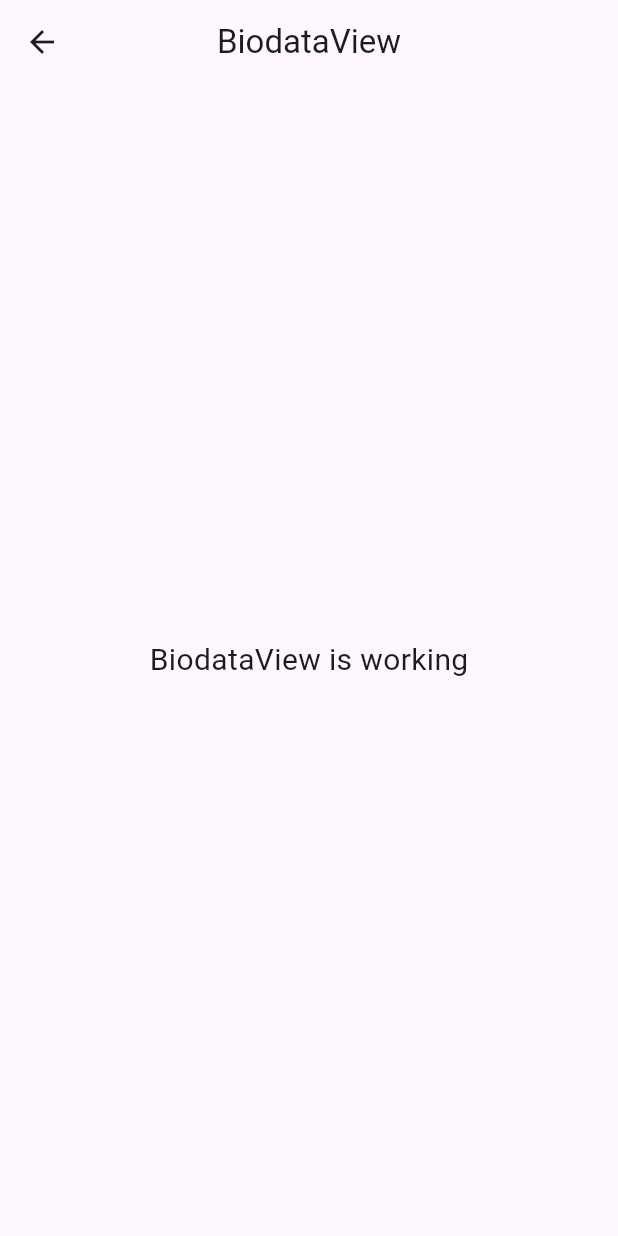
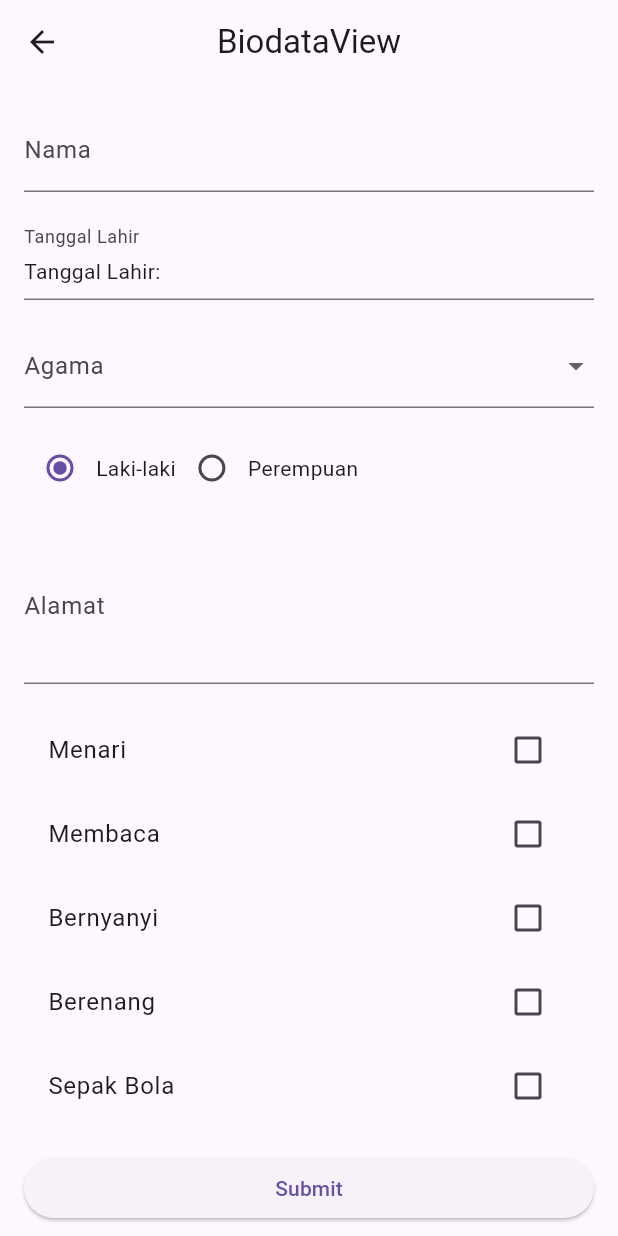
Before and after one commit to amaliarahma21/flutter-getX, a Flutter app: the BiodataView screen opened directly, on a phone screen of 412 x 824 dp. Run offline on Flutter 3.47's test engine with Material 3 defaults, Android fonts, the phone set to English and light mode, and no system bars; our stand-ins replace get.

Commit message:
add biodata

```diff
--- a/lib/app/modules/biodata/controllers/biodata_controller.dart
+++ b/lib/app/modules/biodata/controllers/biodata_controller.dart
@@ -1,23 +1,52 @@
+import 'package:flutter/material.dart';
 import 'package:get/get.dart';
+import 'package:intl/intl.dart';
 
 class BiodataController extends GetxController {
-  //TODO: Implement BiodataController
+  var nama = ''.obs;
+  var tanggalLahir = ''.obs;
+  var agama = ''.obs;
+  var jenisKelamin = 'Laki-laki'.obs;
+  var alamat = ''.obs;
+  final List<String> hobiList = [
+    'Menari',
+    'Membaca',
+    'Bernyanyi',
+    'Berenang',
+    'Sepak Bola'
+  ];
 
-  final count = 0.obs;
-  @override
-  void onInit() {
-    super.onInit();
+  var hobi = <String>[].obs;
+
+  List<String> getHobiList() => hobiList;
+
+  var isFormSubmitted = false.obs;
+  var selectedDate = ''.obs;
+  Future<void> selectDate(BuildContext context) async {
+    final DateTime? picked = await showDatePicker(
+      context: context,
+      initialDate: DateTime.now(),
+      firstDate: DateTime(1900),
+      lastDate: DateTime.now(),
+    );
+
+    if (picked != null) {
+      final formattedDate = DateFormat('yyyy-MM-dd').format(picked);
+      selectedDate.value = formattedDate;
+    }
   }
 
-  @override
-  void onReady() {
-    super.onReady();
+  void toggleHobi(String hobiValue) {
+    if (hobi.contains(hobiValue)) {
+      hobi.remove(hobiValue);
+    } else {
+      hobi.add(hobiValue);
+    }
   }
 
-  @override
-  void onClose() {
-    super.onClose();
+  void submitForm() {
+    print(
+        'Data formulir: $nama, $tanggalLahir, $agama, $jenisKelamin, $alamat, ${hobi.value}');
+    isFormSubmitted.value = true;
   }
-
-  void increment() => count.value++;
 }
--- a/lib/app/modules/biodata/views/biodata_view.dart
+++ b/lib/app/modules/biodata/views/biodata_view.dart
@@ -3,9 +3,13 @@ import 'package:flutter/material.dart';
 import 'package:get/get.dart';
 
 import '../controllers/biodata_controller.dart';
+import 'package:intl/intl.dart';
 
-class BiodataView extends GetView<BiodataController> {
-  const BiodataView({Key? key}) : super(key: key);
+class BiodataView extends StatelessWidget {
+  BiodataView({Key? key}) : super(key: key);
+
+  final BiodataController biodataController = BiodataController();
+
   @override
   Widget build(BuildContext context) {
     return Scaffold(
@@ -13,10 +17,104 @@ class BiodataView extends GetView<BiodataController> {
         title: const Text('BiodataView'),
         centerTitle: true,
       ),
-      body: const Center(
-        child: Text(
-          'BiodataView is working',
-          style: TextStyle(fontSize: 20),
+      body: SingleChildScrollView(
+        child: Padding(
+          padding: EdgeInsets.all(16.0),
+          child: Column(
+            crossAxisAlignment: CrossAxisAlignment.stretch,
+            children: [
+              Form(
+                child: Column(
+                  crossAxisAlignment: CrossAxisAlignment.stretch,
+                  children: [
+                    TextFormField(
+                      decoration: InputDecoration(labelText: 'Nama'),
+                      onChanged: (value) =>
+                          biodataController.nama.value = value,
+                    ),
+                    SizedBox(height: 16.0),
+                    InkWell(
+                      onTap: () => biodataController.selectDate(context),
+                      child: InputDecorator(
+                        decoration: InputDecoration(
+                          labelText: 'Tanggal Lahir',
+                          hintText: 'Pilih Tanggal',
+                        ),
+                        child: Row(
+                          mainAxisAlignment: MainAxisAlignment.spaceBetween,
+                          children: [
+                            Text('Tanggal Lahir:'),
+                            Obx(() =>
+                                Text(biodataController.selectedDate.value)),
+                          ],
+                        ),
+                      ),
+                    ),
+                    SizedBox(height: 16.0),
+                    DropdownButtonFormField(
+                      items: ['Islam', 'Kristen', 'Hindu', 'Buddha', 'Lainnya']
+                          .map((agama) => DropdownMenuItem(
+                              value: agama, child: Text(agama)))
+                          .toList(),
+                      onChanged: (value) =>
+                          biodataController.agama.value = value.toString(),
+                      decoration: InputDecoration(labelText: 'Agama'),
+                    ),
+                    SizedBox(height: 16.0),
+                    Row(
+                      children: [
+                        Obx(() => Radio(
+                              value: 'Laki-laki',
+                              groupValue: biodataController.jenisKelamin.value,
+                              onChanged: (value) =>
+                                  biodataController.jenisKelamin.value = value!,
+                            )),
+                        Text('Laki-laki'),
+                        Obx(() => Radio(
+                              value: 'Perempuan',
+                              groupValue: biodataController.jenisKelamin.value,
+                              onChanged: (value) =>
+                                  biodataController.jenisKelamin.value = value!,
+                            )),
+                        Text('Perempuan'),
+                      ],
+                    ),
+                    SizedBox(height: 16.0),
+                    TextFormField(
+                      maxLines: 3,
+                      decoration: InputDecoration(labelText: 'Alamat'),
+                      onChanged: (value) =>
+                          biodataController.alamat.value = value,
+                    ),
+                    SizedBox(height: 16.0),
+                    for (String hobi in biodataController.getHobiList())
+                      Obx(() => CheckboxListTile(
+                            title: Text(hobi),
+                            value: biodataController.hobi.contains(hobi),
+                            onChanged: (value) =>
+                                biodataController.toggleHobi(hobi),
+                          )),
+                    SizedBox(height: 16.0),
+                    ElevatedButton(
+                      onPressed: () => biodataController.submitForm(),
+                      child: Text('Submit'),
+                    ),
+                  ],
+                ),
+              ),
+              SizedBox(height: 16.0),
+              Obx(() {
+                if (biodataController.isFormSubmitted.value) {
+                  return Text(
+                    'Output: ${biodataController.nama}, ${biodataController.tanggalLahir}, ${biodataController.agama}, ${biodataController.jenisKelamin}, ${biodataController.alamat}, ${biodataController.hobi}',
+                    style: TextStyle(fontSize: 16.0),
+                  );
+                } else {
+                  return SizedBox.shrink();
+                }
+              }),
+            ],
+          ),
         ),
       ),
     );
--- a/lib/app/modules/home/views/home_view.dart
+++ b/lib/app/modules/home/views/home_view.dart
@@ -34,6 +34,12 @@ class HomeView extends GetView<HomeController> {
                 Get.toNamed('/counter');
               },
               child: Text("Pindah ke halaman counter"),
+            ),
+            ElevatedButton(
+              onPressed: () {
+                Get.toNamed('/biodata');
+              },
+              child: Text("Pindah ke halaman biodata"),
             )
           ],
         ),
--- a/pubspec.yaml
+++ b/pubspec.yaml
@@ -10,6 +10,7 @@ dependencies:
   get: 4.6.6
   flutter:
     sdk: flutter
+  intl: ^0.19.0
 
 dev_dependencies:
   flutter_lints: ^2.0.0
```
Also changed, not shown: pubspec.lock.
